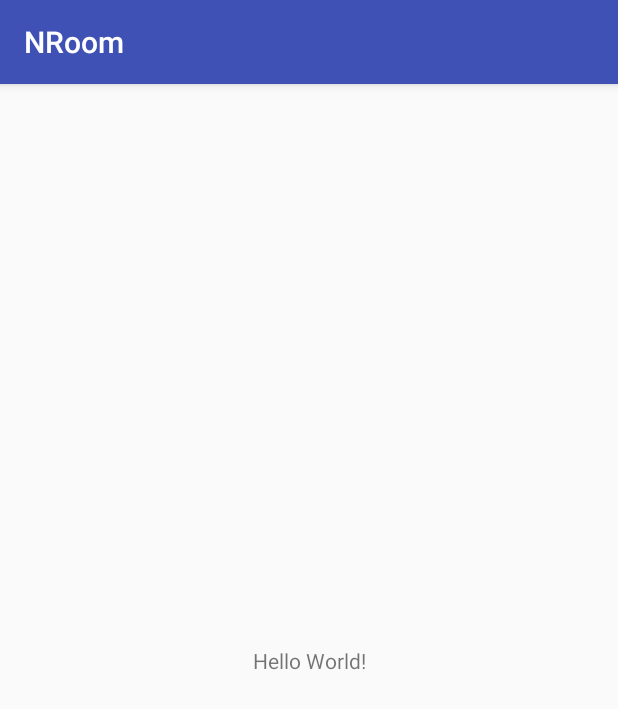
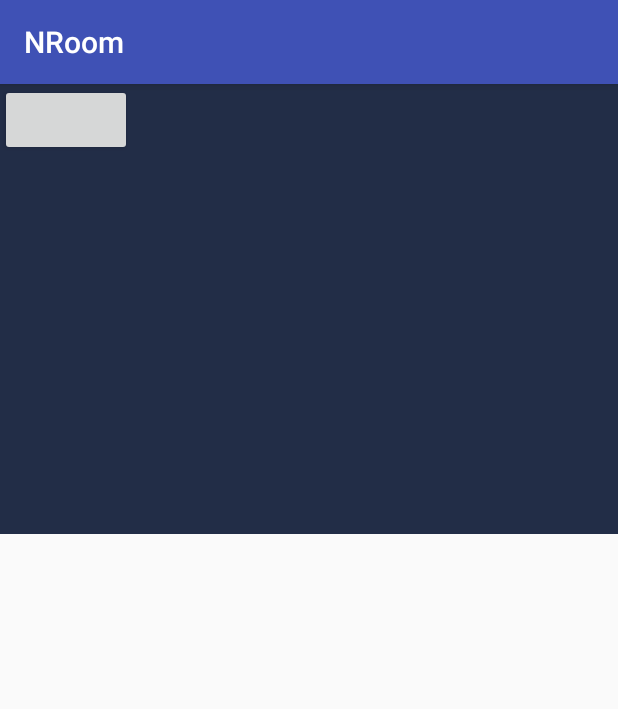
Before and after one commit to tbvjaos510/NRoom, an Android app: the screen it shows after launch (MainActivity), on a phone screen of 412 x 824 dp. Shown: the top 709 px of the screen. Run offline under Robolectric (Android 15) with nearby library versions, the phone set to English and light mode, and no system bars.

Commit message:
UI 조금

```diff
--- a/NRoomAndroid/app/src/main/res/layout/activity_main.xml
+++ b/NRoomAndroid/app/src/main/res/layout/activity_main.xml
@@ -6,13 +6,13 @@
     android:layout_height="match_parent"
     tools:context=".MainActivity">
 
-    <TextView
-        android:layout_width="wrap_content"
-        android:layout_height="wrap_content"
-        android:text="Hello World!"
-        app:layout_constraintBottom_toBottomOf="parent"
-        app:layout_constraintLeft_toLeftOf="parent"
-        app:layout_constraintRight_toRightOf="parent"
-        app:layout_constraintTop_toTopOf="parent" />
+    <GridLayout
+        android:layout_width="match_parent"
+        android:layout_height="300dp"
+        android:background="#222d47">
 
+        <Button
+            tools:layout_editor_absoluteX="107dp"
+            tools:layout_editor_absoluteY="217dp"></Button>
+    </GridLayout>
 </android.support.constraint.ConstraintLayout>
```
